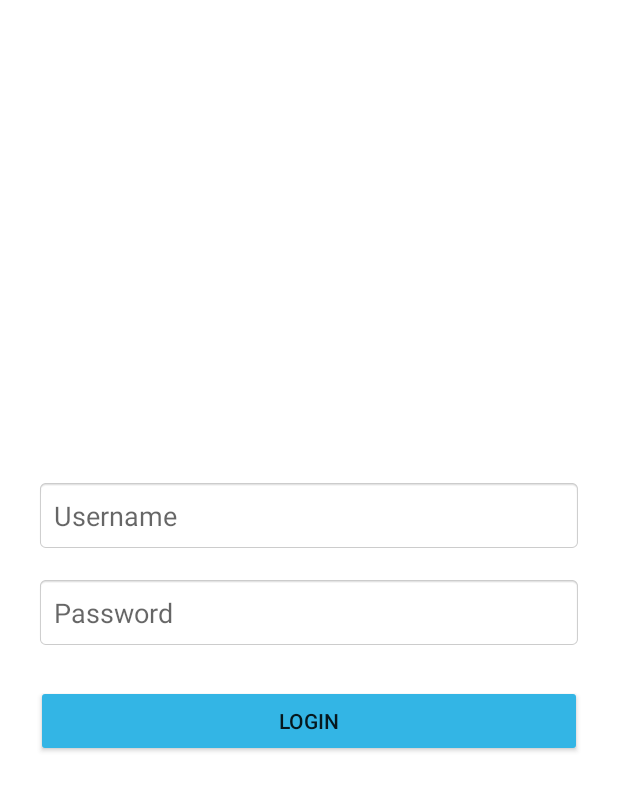
After one commit to Hull27/Android_Studio, an Android app built with Jetpack Compose: the LoginActivity screen opened directly, with no data from a screen before it, on a phone screen of 412 x 824 dp. The commit adds this screen. Shown: the top 791 px of the screen. Run offline under Robolectric (Android 15) with nearby library versions, the phone set to English and light mode, and no system bars.

Commit message:
Fix bug login dan update UI

```diff
--- a/app/build.gradle.kts
+++ b/app/build.gradle.kts
@@ -49,6 +49,9 @@ dependencies {
     implementation(libs.androidx.ui.graphics)
     implementation(libs.androidx.ui.tooling.preview)
     implementation(libs.androidx.material3)
+    implementation(libs.androidx.leanback)
+    implementation(libs.glide)
+    implementation("androidx.appcompat:appcompat:1.6.1")
     testImplementation(libs.junit)
     androidTestImplementation(libs.androidx.junit)
     androidTestImplementation(libs.androidx.espresso.core)
--- /dev/null
+++ b/app/src/main/java/com/example/praktikum_app1/LoginActivity.kt
@@ -0,0 +1,32 @@
+package com.example.praktikum_app1
+
+import android.content.Intent
+import android.os.Bundle
+import android.widget.Button
+import android.widget.EditText
+import android.widget.Toast
+import androidx.appcompat.app.AppCompatActivity
+
+class LoginActivity : AppCompatActivity() {
+    override fun onCreate(savedInstanceState: Bundle?) {
+        super.onCreate(savedInstanceState)
+        setContentView(R.layout.activity_login)
+
+        val editTextUsername = findViewById<EditText>(R.id.editTextUsername)
+        val editTextPassword = findViewById<EditText>(R.id.editTextPassword)
+        val buttonLogin = findViewById<Button>(R.id.buttonLogin)
+
+        buttonLogin.setOnClickListener {
+            val username = editTextUsername.text.toString()
+            val password = editTextPassword.text.toString()
+
+            if (username == "admin" && password == "1234") {
+                Toast.makeText(this, "Login Berhasil", Toast.LENGTH_SHORT).show()
+                val intent = Intent(this, MainActivity::class.java)
+                startActivity(intent)
+            } else {
+                Toast.makeText(this, "Username atau Password salah", Toast.LENGTH_SHORT).show()
+            }
+        }
+    }
+}
--- /dev/null
+++ b/app/src/main/res/layout/activity_login.xml
@@ -0,0 +1,39 @@
+<?xml version="1.0" encoding="utf-8"?>
+<LinearLayout xmlns:android="http://schemas.android.com/apk/res/android"
+    android:id="@+id/loginLayout"
+    android:layout_width="match_parent"
+    android:layout_height="match_parent"
+    android:padding="24dp"
+    android:orientation="vertical"
+    android:gravity="center"
+    android:background="@android:color/white">
+
+    <EditText
+        android:id="@+id/editTextUsername"
+        android:layout_width="match_parent"
+        android:layout_height="wrap_content"
+        android:hint="@string/username"
+        android:inputType="text"
+        android:padding="12dp"
+        android:layout_marginBottom="16dp"
+        android:background="@android:drawable/editbox_background_normal" />
+
+    <EditText
+        android:id="@+id/editTextPassword"
+        android:layout_width="match_parent"
+        android:layout_height="wrap_content"
+        android:hint="@string/password"
+        android:inputType="textPassword"
+        android:padding="12dp"
+        android:layout_marginBottom="24dp"
+        android:background="@android:drawable/editbox_background_normal" />
+
+    <Button
+        android:id="@+id/buttonLogin"
+        android:layout_width="match_parent"
+        android:layout_height="wrap_content"
+        android:text="@string/login"
+        android:padding="12dp"
+        android:backgroundTint="@android:color/holo_blue_light" />
+
+</LinearLayout>
--- a/app/src/main/res/values/colors.xml
+++ b/app/src/main/res/values/colors.xml
@@ -7,4 +7,10 @@
     <color name="teal_700">#FF018786</color>
     <color name="black">#FF000000</color>
     <color name="white">#FFFFFFFF</color>
+    <color name="background_gradient_start">#000000</color>
+    <color name="background_gradient_end">#DDDDDD</color>
+    <color name="fastlane_background">#0096a6</color>
+    <color name="search_opaque">#ffaa3f</color>
+    <color name="selected_background">#ffaa3f</color>
+    <color name="default_background">#3d3d3d</color>
 </resources>
--- a/app/src/main/res/values/strings.xml
+++ b/app/src/main/res/values/strings.xml
@@ -1,3 +1,11 @@
 <resources>
     <string name="app_name">Praktikum_App1</string>
+    <string name="title_activity_login">Leanback LoginActivity</string>
+    <string name="username">Username</string>
+    <string name="password">Password</string>
+    <string name="login">Login</string>
+
+    <!-- Error messages -->
+    <string name="error_fragment_message">An error occurred</string>
+    <string name="dismiss_error">Dismiss</string>
 </resources>
--- a/gradle/libs.versions.toml
+++ b/gradle/libs.versions.toml
@@ -8,6 +8,8 @@ espressoCore = "3.5.1"
 lifecycleRuntimeKtx = "2.6.1"
 activityCompose = "1.8.0"
 composeBom = "2024.04.01"
+leanback = "1.0.0"
+glide = "4.11.0"
 
 [libraries]
 androidx-core-ktx = { group = "androidx.core", name = "core-ktx", version.ref = "coreKtx" }
@@ -24,6 +26,8 @@ androidx-ui-tooling-preview = { group = "androidx.compose.ui", name = "ui-toolin
 androidx-ui-test-manifest = { group = "androidx.compose.ui", name = "ui-test-manifest" }
 androidx-ui-test-junit4 = { group = "androidx.compose.ui", name = "ui-test-junit4" }
 androidx-material3 = { group = "androidx.compose.material3", name = "material3" }
+androidx-leanback = { group = "androidx.leanback", name = "leanback", version.ref = "leanback" }
+glide = { group = "com.github.bumptech.glide", name = "glide", version.ref = "glide" }
 
 [plugins]
 android-application = { id = "com.android.application", version.ref = "agp" }
```
Also changed, not shown: app/src/main/AndroidManifest.xml (+26 -0 lines), app/src/main/res/drawable/default_background.xml (added, +9 -0 lines), app/src/main/res/layout/activity_details.xml (added, +8 -0 lines), app/src/main/res/drawable/app_icon_your_company.png (added), app/src/main/res/drawable/movie.png (added).
